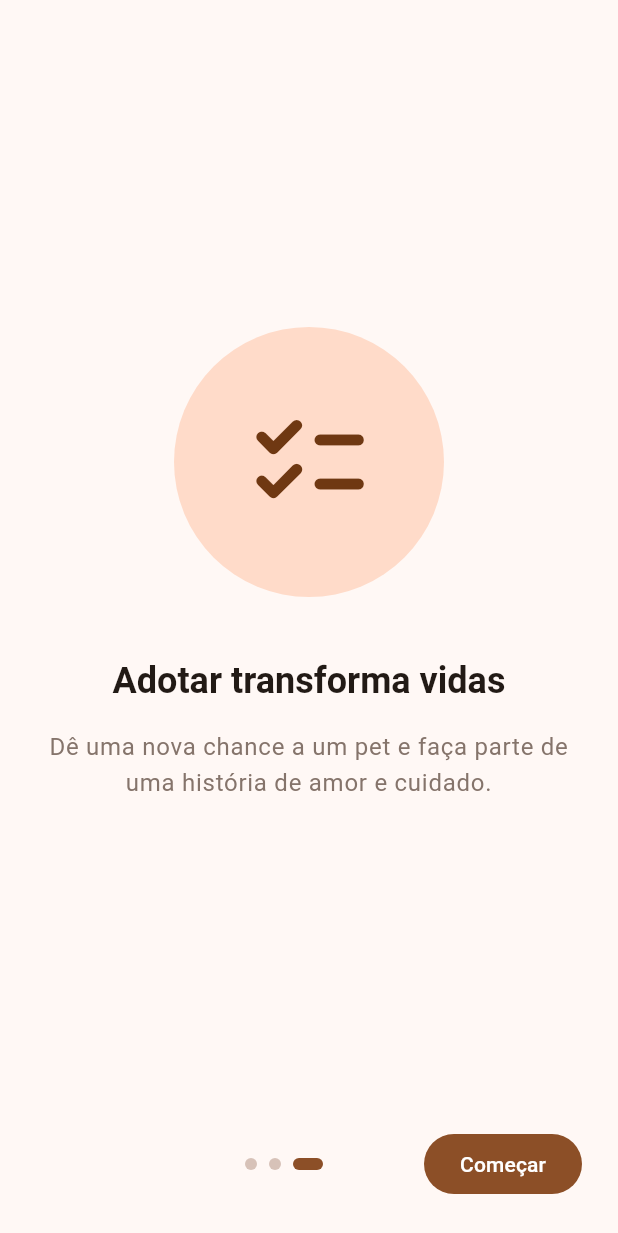
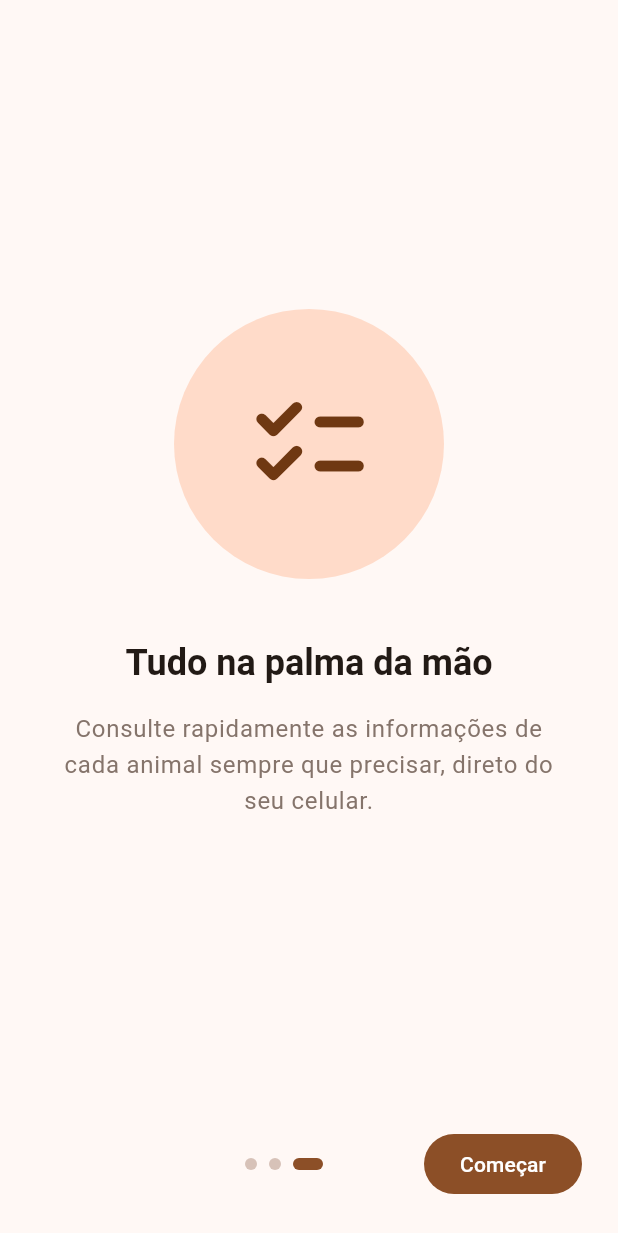
Before and after one commit to mhenriquebr/pata, a Flutter app: the screen it shows after launch, swiped to page 3, on a phone screen of 412 x 824 dp. Shown: the top 1233 px of the screen. Run offline on Flutter 3.47's test engine with Material 3 defaults, Android fonts, the light colour scheme and no system bars; our stand-ins replace firebase_auth, firebase_core, go_router; accounts and stored records are empty.

Commit message:
style: pequenos ajustes de formatacao

```diff
--- a/lib/core/domain/identifiable.dart
+++ b/lib/core/domain/identifiable.dart
@@ -2,8 +2,8 @@
 ///
 /// Usado para permitir que repositórios e widgets genéricos (ex.: listas)
 /// operem sobre qualquer entidade sem conhecer seus detalhes internos —
-/// um exemplo simples de polimorfismo por interface, que será reaproveitado
-/// quando novas entidades forem adicionadas nas próximas etapas do projeto.
+/// um exemplo simples de polimorfismo por interface, reaproveitado por
+/// outras entidades do projeto (ex.: Pet).
 abstract interface class Identifiable {
   String get id;
 }
--- a/lib/core/theme/app_theme.dart
+++ b/lib/core/theme/app_theme.dart
@@ -2,11 +2,10 @@ import 'package:flutter/material.dart';
 
 /// Centraliza a definição visual do app.
 ///
-/// Mantido como classe utilitária (construtores/instâncias privados,
-/// apenas membros estáticos) para que o tema seja configurado em um
-/// único lugar e reutilizado em todas as telas.
+/// Mantido como classe utilitária (só membros estáticos) para que o tema
+/// seja configurado em um único lugar e reutilizado em todas as telas.
 abstract final class AppTheme {
-  static const Color _seedColor = Color(0xFF8D5B3D); // marrom "pata"
+  static const Color _seedColor = Color(0xFF8D5B3D); // marrom "Pata"
 
   static ThemeData get light {
     final ColorScheme colorScheme = ColorScheme.fromSeed(
--- a/lib/core/widgets/empty_state.dart
+++ b/lib/core/widgets/empty_state.dart
@@ -1,9 +1,6 @@
 import 'package:flutter/material.dart';
 
 /// Estado vazio genérico e reutilizável (ex.: lista sem itens).
-///
-/// StatelessWidget puro, sem qualquer lógica de negócio — apenas
-/// recebe dados prontos e os exibe.
 class EmptyState extends StatelessWidget {
   const EmptyState({
     required this.icon,
--- a/lib/features/onboarding/presentation/screens/onboarding_screen.dart
+++ b/lib/features/onboarding/presentation/screens/onboarding_screen.dart
@@ -4,12 +4,11 @@ import 'package:pata/features/onboarding/presentation/models/onboarding_page_dat
 
 /// Tela de boas-vindas exibida na abertura do app.
 ///
-/// Reúne o que, em outras referências, costuma vir em 3 telas separadas
-/// dentro de uma única rota, usando um [PageView] deslizável — assim o
-/// fluxo de navegação do app continua enxuto (a tela em si é só uma).
-///
-/// É um [StatefulWidget] porque precisa acompanhar qual página está
-/// visível (para os indicadores e para trocar "Próximo" por "Começar").
+/// Reúne 3 "telas" de introdução em uma única rota, usando um
+/// [PageView] deslizável — assim o fluxo de navegação do app continua
+/// enxuto. É um [StatefulWidget] porque precisa acompanhar qual página
+/// está visível (para os indicadores e para trocar "Próximo" por
+/// "Começar").
 class OnboardingScreen extends StatefulWidget {
   const OnboardingScreen({super.key});
 
@@ -17,19 +16,22 @@ class OnboardingScreen extends StatefulWidget {
     OnboardingPageData(
       icon: Icons.pets,
       title: 'Bem-vindo ao Pata!',
-      description: 'Encontre um novo amigo e dê a ele um lar cheio de amor.',
+      description:
+          'Cadastre e acompanhe cães e gatos disponíveis para adoção: raça, '
+          'idade, peso e muito mais.',
     ),
     OnboardingPageData(
       icon: Icons.favorite_rounded,
-      title: 'Encontre seu novo amigo',
-      description:
-          'Descubra pets disponíveis para adoção e encontre o companheiro ideal para você.',
+      title: 'Cuide de cada detalhe',
+      description: 'Registre a situação de vacinação e observações importantes '
+          'sobre a saúde e a rotina de cada animal.',
     ),
     OnboardingPageData(
       icon: Icons.checklist_rounded,
-      title: 'Adotar transforma vidas',
+      title: 'Tudo na palma da mão',
       description:
-          'Dê uma nova chance a um pet e faça parte de uma história de amor e cuidado.',
+          'Consulte rapidamente as informações de cada animal sempre que '
+          'precisar, direto do seu celular.',
     ),
   ];
 
@@ -56,11 +58,9 @@ class _OnboardingScreenState extends State<OnboardingScreen> {
     );
   }
 
-  /// Encerra o onboarding e vai para a listagem de pets.
-  ///
-  /// Usa `context.go` (em vez de `context.push`) para que a tela de
-  /// onboarding saia da pilha de navegação — o botão "voltar" do
-  /// dispositivo não deve trazer o usuário de volta para cá.
+  /// Encerra o onboarding. Usa `context.go` (não `push`) para que esta
+  /// tela saia da pilha — o app decide, via redirect do go_router, se
+  /// quem chega deve ver a área interna ou o login.
   void _finishOnboarding() => context.go('/');
 
   @override
--- a/lib/features/pets/data/repositories/in_memory_pet_repository.dart
+++ b/lib/features/pets/data/repositories/in_memory_pet_repository.dart
@@ -6,11 +6,11 @@ import 'package:pata/features/pets/domain/repositories/pet_repository.dart';
 import 'package:uuid/uuid.dart';
 
 /// Implementação concreta de [PetRepository] que guarda os dados apenas
-/// em memória (lista local), conforme permitido pelo Trabalho 1.
+/// em memória (lista local), conforme permitido pelos Trabalhos 1 e 2.
 ///
 /// TODO(T3 - Cloud Firestore): substituir/complementar esta implementação
-/// por uma que persista os dados no Cloud Firestore, vinculados ao usuário
-/// autenticado (introduzido no Trabalho 2 com Firebase Authentication).
+/// por uma que persista os dados no Cloud Firestore, vinculados ao
+/// responsável autenticado.
 class InMemoryPetRepository implements PetRepository {
   InMemoryPetRepository() {
     _pets.addAll(_seedData());
@@ -20,26 +20,18 @@ class InMemoryPetRepository implements PetRepository {
   final Uuid _uuid = const Uuid();
 
   @override
-  Future<List<Pet>> getAll() async {
-    // Retorna uma cópia para impedir que quem consome a lista altere
-    // o estado interno do repositório diretamente.
-    return List<Pet>.unmodifiable(_pets);
-  }
+  Future<List<Pet>> getAll() async => List<Pet>.unmodifiable(_pets);
 
   @override
   Future<Pet?> getById(String id) async {
     for (final Pet pet in _pets) {
-      if (pet.id == id) {
-        return pet;
-      }
+      if (pet.id == id) return pet;
     }
     return null;
   }
 
   @override
-  Future<void> add(Pet pet) async {
-    _pets.add(pet);
-  }
+  Future<void> add(Pet pet) async => _pets.add(pet);
 
   @override
   Future<void> update(Pet pet) async {
--- a/lib/features/pets/domain/entities/pet_sex.dart
+++ b/lib/features/pets/domain/entities/pet_sex.dart
@@ -1,12 +1,8 @@
 /// Sexo biológico do pet.
-///
-/// Enum simples, no mesmo padrão de [PetSpecies]: garante que a UI só
-/// permita valores válidos (nada de texto livre digitado errado).
 enum PetSex {
   male,
   female;
 
-  /// Rótulo amigável exibido ao usuário (pt-BR).
   String get label {
     switch (this) {
       case PetSex.male:
--- a/lib/features/pets/domain/entities/pet_species.dart
+++ b/lib/features/pets/domain/entities/pet_species.dart
@@ -5,7 +5,6 @@ enum PetSpecies {
   dog,
   cat;
 
-  /// Rótulo amigável exibido ao usuário (pt-BR).
   String get label {
     switch (this) {
       case PetSpecies.dog:
--- a/lib/features/pets/presentation/widgets/pet_card.dart
+++ b/lib/features/pets/presentation/widgets/pet_card.dart
@@ -4,9 +4,6 @@ import 'package:pata/features/pets/presentation/widgets/sex_icon.dart';
 import 'package:pata/features/pets/presentation/widgets/species_icon.dart';
 
 /// Card usado em [PetListScreen] para exibir um resumo de cada pet.
-///
-/// Widget puramente de apresentação: recebe o [pet] já pronto e um
-/// callback [onTap] — nenhuma lógica de negócio ou acesso a dados aqui.
 class PetCard extends StatelessWidget {
   const PetCard({
     required this.pet,
--- a/lib/features/pets/presentation/widgets/sex_icon.dart
+++ b/lib/features/pets/presentation/widgets/sex_icon.dart
@@ -1,7 +1,6 @@
 import 'package:flutter/material.dart';
 import 'package:pata/features/pets/domain/entities/pet_sex.dart';
 
-/// Mapeia cada [PetSex] para um ícone do Material Design.
 IconData petSexIcon(PetSex sex) {
   switch (sex) {
     case PetSex.male:
--- a/lib/features/pets/presentation/widgets/species_icon.dart
+++ b/lib/features/pets/presentation/widgets/species_icon.dart
@@ -1,11 +1,6 @@
 import 'package:flutter/material.dart';
 import 'package:pata/features/pets/domain/entities/pet_species.dart';
 
-/// Mapeia cada [PetSpecies] para um ícone do Material Design.
-///
-/// Função utilitária pura (sem estado, sem efeitos colaterais) para ser
-/// reutilizada em qualquer widget que precise representar a espécie
-/// visualmente (lista, card, detalhes).
 IconData petSpeciesIcon(PetSpecies species) {
   switch (species) {
     case PetSpecies.dog:
```
Also changed, not shown: lib/features/pets/domain/entities/pet.dart (+5 -6 lines), lib/features/pets/domain/entities/vaccination_status.dart (+3 -4 lines), lib/features/pets/domain/repositories/pet_repository.dart (+5 -10 lines), lib/features/pets/presentation/providers/pet_provider.dart (+2 -10 lines), lib/features/pets/presentation/screens/pet_detail_screen.dart (+3 -12 lines), lib/features/pets/presentation/screens/pet_form_screen.dart (+8 -32 lines), 1 other file.
